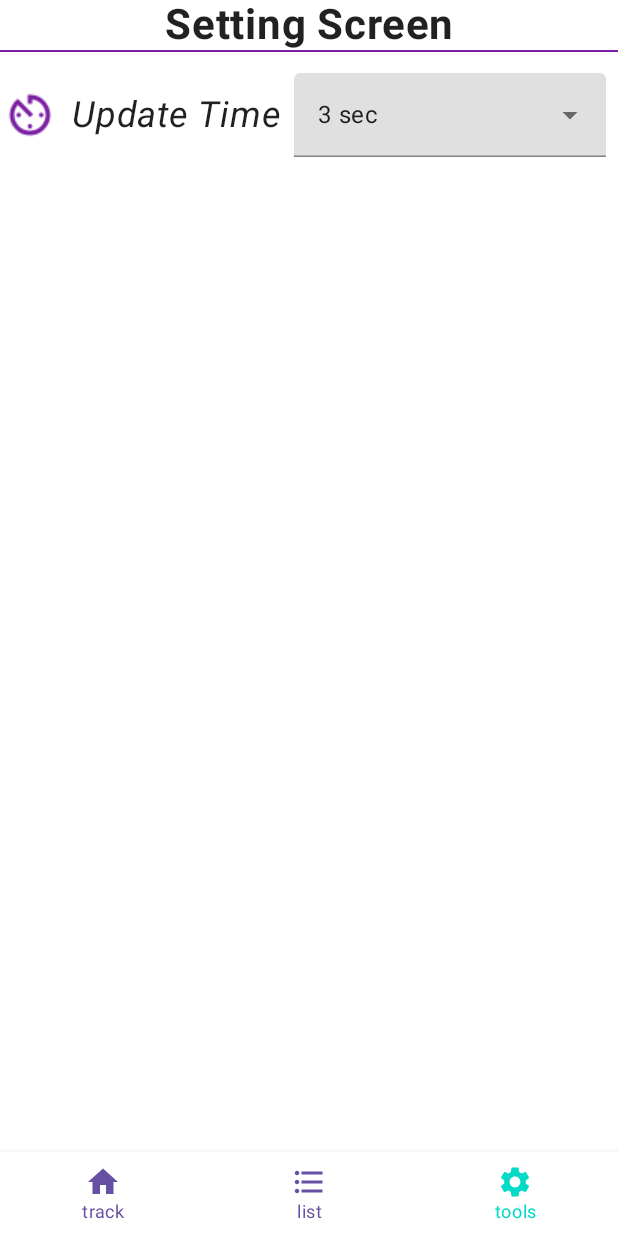
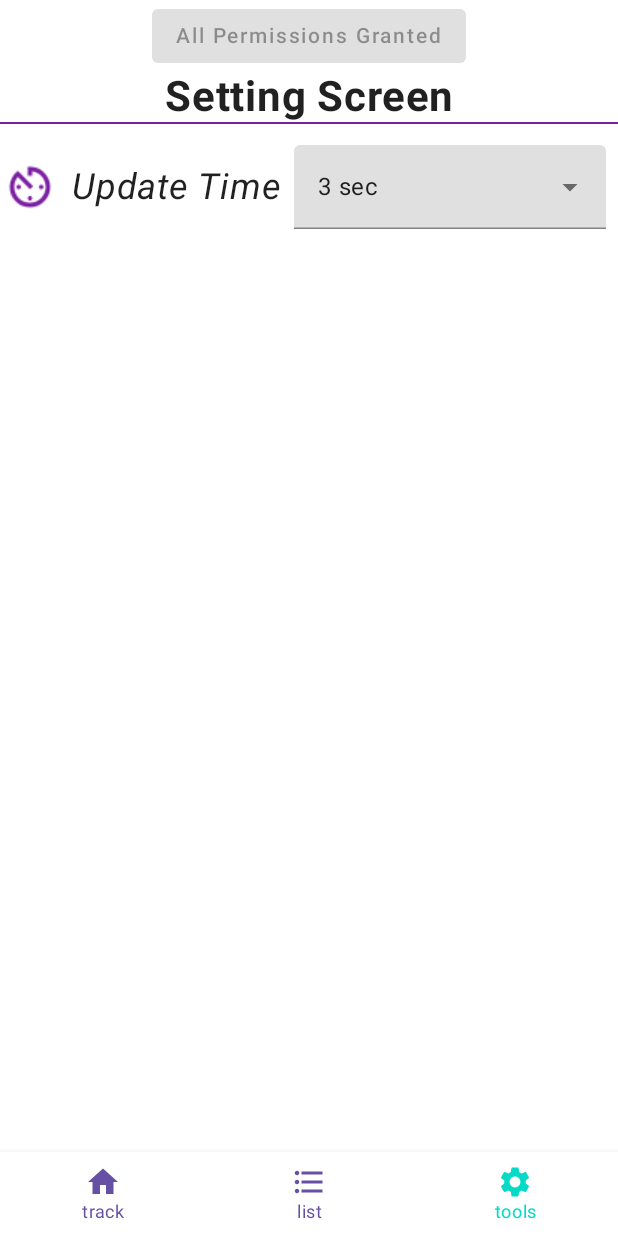
Before and after one commit to AlexYach1973/GpsTrackerCompose, an Android app built with Jetpack Compose: the screen it shows after launch (MainActivity), item 3 of the bottom bar chosen, on a phone screen of 412 x 824 dp. Run offline under Robolectric (Android 15) with nearby library versions, the phone set to English and light mode, and no system bars; libraries missing offline, so code that uses them is left out: org.osmdroid.config, org.osmdroid.library, org.osmdroid.views; 4 statements that could not run were skipped.

Commit message:
Для разрешений использовал accompanist

```diff
--- a/app/build.gradle
+++ b/app/build.gradle
@@ -85,6 +85,9 @@ dependencies {
     // ViewBinding Compose
     implementation 'androidx.compose.ui:ui-viewbinding'
 
+    // Permission
+    implementation "com.google.accompanist:accompanist-permissions:0.25.1"
+
 
     testImplementation 'junit:junit:4.13.2'
     androidTestImplementation 'androidx.test.ext:junit:1.1.3'
--- a/app/src/main/java/com/alexyach/compose/gpstracker/MainActivity.kt
+++ b/app/src/main/java/com/alexyach/compose/gpstracker/MainActivity.kt
@@ -1,34 +1,86 @@
 package com.alexyach.compose.gpstracker
 
 import android.os.Bundle
+import android.widget.Toast
 import androidx.activity.ComponentActivity
 import androidx.activity.compose.setContent
+import androidx.compose.foundation.layout.Arrangement
+import androidx.compose.foundation.layout.Column
 import androidx.compose.foundation.layout.fillMaxSize
+import androidx.compose.foundation.layout.fillMaxWidth
+import androidx.compose.material.Button
 import androidx.compose.material.MaterialTheme
 import androidx.compose.material.Surface
+import androidx.compose.material.Text
 import androidx.compose.runtime.Composable
+import androidx.compose.ui.Alignment
 import androidx.compose.ui.Modifier
 import androidx.compose.ui.tooling.preview.Preview
 import com.alexyach.compose.gpstracker.ui.theme.GpsTrackerTheme
+import com.google.accompanist.permissions.ExperimentalPermissionsApi
+import com.google.accompanist.permissions.rememberMultiplePermissionsState
 
 class MainActivity : ComponentActivity() {
+
+    /** Permission */
+    val permissionsRequired = listOf(
+        android.Manifest.permission.ACCESS_FINE_LOCATION,
+        android.Manifest.permission.ACCESS_COARSE_LOCATION
+    )
+
+    @OptIn(ExperimentalPermissionsApi::class)
     override fun onCreate(savedInstanceState: Bundle?) {
         super.onCreate(savedInstanceState)
         setContent {
+
             GpsTrackerTheme {
                 // A surface container using the 'background' color from the theme
+                val permissionState =
+                    rememberMultiplePermissionsState(permissions = permissionsRequired)
+
                 Surface(
                     modifier = Modifier.fillMaxSize(),
                     color = MaterialTheme.colors.background
                 ) {
-                    MainScreen()
+
+                    Column(
+                        modifier = Modifier.fillMaxSize(),
+                        verticalArrangement = Arrangement.Center,
+                        horizontalAlignment = Alignment.CenterHorizontally
+                    ) {
+                        // Button Permission
+                        Button(
+//                            modifier = Modifier.fillMaxWidth(),
+                            enabled = !permissionState.allPermissionsGranted, // if the permissions are NOT granted
+                            onClick = {
+                                permissionState.launchMultiplePermissionRequest()
+                            }
+                        ) {
+                            Text(
+                                text = if (permissionState.allPermissionsGranted) {
+                                    "All Permissions Granted"
+                                } else {
+                                    "Enable Permissions"
+                                }
+                            )
+                        }
+                        /** Запускаем экран */
+                        if (permissionState.allPermissionsGranted) {
+                            MainScreen()
+                            Toast.makeText(
+                                this@MainActivity,
+                                "All Permissions Granted",
+                                Toast.LENGTH_SHORT
+                            ).show()
+                        }
+
+                    }
+
                 }
             }
         }
     }
 }
-
-
 
 
 @Preview(showBackground = true)
--- a/app/src/main/java/com/alexyach/compose/gpstracker/screens/gpsscreen/GpsScreen.kt
+++ b/app/src/main/java/com/alexyach/compose/gpstracker/screens/gpsscreen/GpsScreen.kt
@@ -3,9 +3,6 @@ package com.alexyach.compose.gpstracker.screens.gpsscreen
 import android.content.Context
 import android.content.pm.PackageManager
 import androidx.activity.compose.ManagedActivityResultLauncher
-import androidx.activity.compose.rememberLauncherForActivityResult
-import androidx.activity.result.ActivityResultLauncher
-import androidx.activity.result.contract.ActivityResultContracts
 import androidx.compose.foundation.layout.Box
 import androidx.compose.runtime.Composable
 import androidx.compose.runtime.DisposableEffect
@@ -18,12 +15,10 @@ import androidx.compose.ui.viewinterop.AndroidViewBinding
 import androidx.core.content.ContextCompat
 import androidx.lifecycle.Lifecycle
 import androidx.lifecycle.LifecycleEventObserver
-import com.alexyach.compose.gpstracker.Manifest
 import com.alexyach.compose.gpstracker.R
 import com.alexyach.compose.gpstracker.databinding.MapBinding
 import org.osmdroid.config.Configuration
 import org.osmdroid.library.BuildConfig
-import org.osmdroid.util.GeoPoint
 import org.osmdroid.views.MapView
 import org.osmdroid.views.overlay.mylocation.GpsMyLocationProvider
 import org.osmdroid.views.overlay.mylocation.MyLocationNewOverlay
@@ -34,12 +29,12 @@ fun GpsScreen(
 ) {
     val context = LocalContext.current
 
-    /** Permission */
+    /** Permission *//*
     val permission = arrayOf(
         android.Manifest.permission.ACCESS_FINE_LOCATION,
         android.Manifest.permission.ACCESS_COARSE_LOCATION
-    )
-    val pLauncher = rememberLauncherForActivityResult(
+    )*/
+    /*val pLauncher = rememberLauncherForActivityResult(
         ActivityResultContracts.RequestMultiplePermissions()
     ) { permissionMap ->
         val areGranted = permissionMap.values.reduce { acc, next -> acc && next }
@@ -51,17 +46,17 @@ fun GpsScreen(
             // SHOW Dialog
         }
 
-    }
-    checkAndRequestLocationPermission(
+    }*/
+/*    checkAndRequestLocationPermission(
         context = context,
         permissions = permission,
         launcher = pLauncher
-    )
+    )*/
     /** *** */
 
     settingOsm(context)
     MapViewXML(context)
-//    IniOsm(context)
+    IniOsm(context)
 
     Box(
         modifier = Modifier
@@ -184,7 +179,3 @@ fun checkAndRequestLocationPermission(
         launcher.launch(permissions)
     }
 }
-
-fun test() {
-
-}
```
